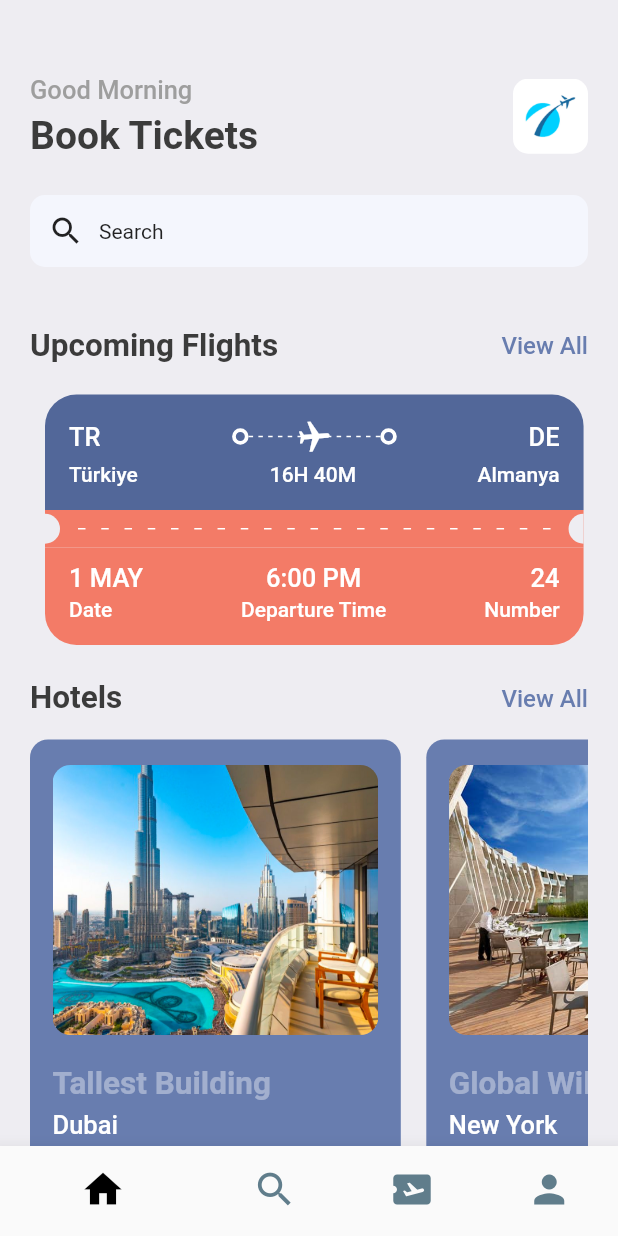
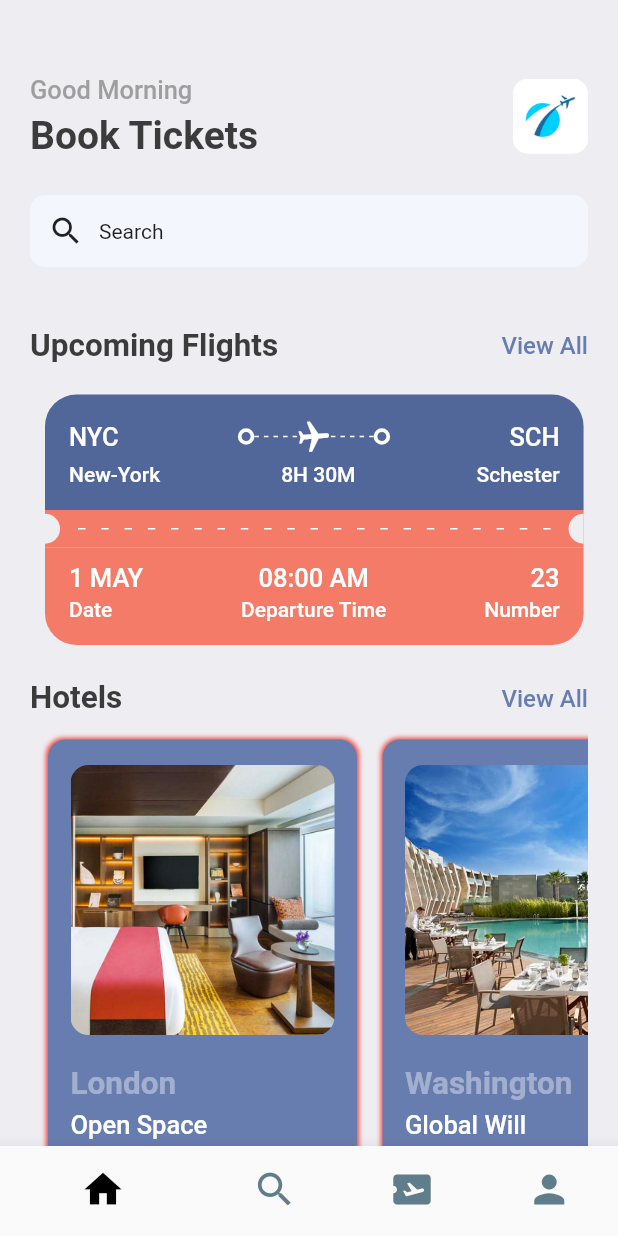
Before and after one commit to swenes/book_ticket_FLUTTER, a Flutter app: the screen it shows after launch, on a phone screen of 412 x 824 dp. Run offline on Flutter 3.47's test engine with Material 2 defaults, Android fonts, the phone set to English and light mode, and no system bars; our stand-ins replace gap, get.

Commit message:
still working on

```diff
--- a/lib/main.dart
+++ b/lib/main.dart
@@ -1,4 +1,4 @@
-import 'package:book_tickets/screens/botoom_bar_view.dart';
+import 'package:book_tickets/widgets/botoom_bar_view.dart';
 import 'package:book_tickets/utilitys/app_styles.dart';
 import 'package:flutter/material.dart';
 
--- a/lib/screens/home_screen.dart
+++ b/lib/screens/home_screen.dart
@@ -1,5 +1,7 @@
 // ignore_for_file: camel_case_types
 
+import 'package:book_tickets/services/hotel_list.dart';
+import 'package:book_tickets/services/ticket_list.dart';
 import 'package:book_tickets/widgets/ticket_view.dart';
 import 'package:book_tickets/utilitys/app_styles.dart';
 import 'package:flutter/gestures.dart';
@@ -36,70 +38,18 @@ class HomeScreen extends StatelessWidget {
                   scrollDirection: Axis.horizontal,
                   child: Expanded(
                     child: Row(
-                      children: const [
-                        TicketView(
-                          departureShortName: 'TR',
-                          departureLongName: 'Türkiye  ',
-                          destinationShortName: 'DE',
-                          destinationLongName: 'Almanya',
-                          flightTimeHours: 16,
-                          flightTimeMinutes: 40,
-                          departureDate: '1 MAY',
-                          departureTime: '6:00 PM',
-                          flightNumber: 24,
-                        ),
-                        TicketView(
-                          departureShortName: 'NYC',
-                          departureLongName: 'New-York',
-                          destinationShortName: 'LND',
-                          destinationLongName: '  London',
-                          flightTimeHours: 8,
-                          flightTimeMinutes: 30,
-                          departureDate: '5 MAY',
-                          departureTime: '08:00 AM',
-                          flightNumber: 24,
-                        ),
-                        TicketView(
-                          departureShortName: 'FR',
-                          departureLongName: 'Fransa      ',
-                          destinationShortName: 'BG',
-                          destinationLongName: 'Bulgaristan',
-                          flightTimeHours: 14,
-                          flightTimeMinutes: 45,
-                          departureDate: ' 7 MAY',
-                          departureTime: '14:00 AM',
-                          flightNumber: 24,
-                        ),
-                      ],
+                      children: ticketList.map((singleTicket) => TicketView(ticket: singleTicket)).toList(),
                     ),
                   ),
                 ),
                 const CategorieBarView(title: 'Hotels'),
                 const Gap(10),
                 SingleChildScrollView(
+                  padding: const EdgeInsets.only(left: 12),
                   dragStartBehavior: DragStartBehavior.start,
                   scrollDirection: Axis.horizontal,
                   child: Row(
-                    children: const [
-                      HotelView(
-                        title: 'Tallest Building',
-                        path: 'assets/images/three.png',
-                        place: 'Dubai',
-                        price: 68,
-                      ),
-                      HotelView(
-                        title: 'Global Will',
-                        path: 'assets/images/two.png',
-                        place: 'New York',
-                        price: 45,
-                      ),
-                      HotelView(
-                        title: 'Open Space',
-                        path: 'assets/images/one.png',
-                        place: 'London',
-                        price: 25,
-                      ),
-                    ],
+                    children: hotelList.map((e) => HotelView(hotel: e)).toList(),
                   ),
                 ),
               ],
--- /dev/null
+++ b/lib/screens/search_screen.dart
@@ -0,0 +1,21 @@
+import 'package:book_tickets/utilitys/app_styles.dart';
+import 'package:flutter/material.dart';
+
+class SearchScreen extends StatelessWidget {
+  const SearchScreen({super.key});
+
+  @override
+  Widget build(BuildContext context) {
+    return SafeArea(
+      child: Scaffold(
+        body: Padding(
+          padding: const EdgeInsets.only(top: 50.0, left: 25.0),
+          child: Text(
+            'What are\nyou looking for?',
+            style: Styles.headLineStyle4.copyWith(fontSize: 45, color: Colors.black, fontWeight: FontWeight.w500),
+          ),
+        ),
+      ),
+    );
+  }
+}
--- /dev/null
+++ b/lib/services/hotel_list.dart
@@ -0,0 +1,5 @@
+List<Map<String, dynamic>> hotelList = [
+  {'image': 'one.png', 'place': 'Open Space', 'destination': 'London', 'price': 25},
+  {'image': 'two.png', 'place': 'Global Will', 'destination': 'Washington', 'price': 40},
+  {'image': 'three.png', 'place': 'Tallest Building', 'destination': 'Dubai', 'price': 68},
+];
--- /dev/null
+++ b/lib/services/ticket_list.dart
@@ -0,0 +1,20 @@
+List<Map<String, dynamic>> ticketList = [
+  {
+    'from': {'code': "NYC", 'name': "New-York"},
+    'to': {'code': "SCH", 'name': "Schester"},
+    'flight_time_hours': 8,
+    'flight_time_minutes': 30,
+    'date': "1 MAY",
+    'departure_time': "08:00 AM",
+    "number": 23
+  },
+  {
+    'from': {'code': "HL", 'name': "Hersaelo"},
+    'to': {'code': "SH", 'name': "Shanghai"},
+    'flight_time_hours': 10,
+    'flight_time_minutes': 45,
+    'date': "10 MAY",
+    'departure_time': "09:00 AM",
+    "number": 45
+  },
+];
--- a/lib/utilitys/app_layout.dart
+++ b/lib/utilitys/app_layout.dart
@@ -1,7 +1,26 @@
 import 'package:flutter/material.dart';
+import 'package:get/get.dart';
 
 class AppLayout {
   static getSize(BuildContext context) {
     return MediaQuery.of(context).size;
   }
+
+  static getScreenHeight() {
+    return Get.height;
+  }
+
+  static getScreenWidth() {
+    return Get.width;
+  }
+
+  static getHeight(double pixels) {
+    double x = getScreenHeight() / pixels;
+    return getScreenHeight() / x;
+  }
+
+  static getWidth(double pixels) {
+    double x = getScreenWidth() / pixels;
+    return getScreenWidth() / x;
+  }
 }
--- a/lib/utilitys/app_styles.dart
+++ b/lib/utilitys/app_styles.dart
@@ -8,6 +8,8 @@ class Styles {
   static Color primaryColor = primary;
   static Color textColor = const Color(0XFF3B3B3B);
   static Color bgColor = const Color(0XFFEEEDF2);
+  static Color kakiColor = const Color(0xffd2bdb6);
+
   static TextStyle textStyle = TextStyle(fontSize: 16, color: textColor, fontWeight: FontWeight.w500);
   static TextStyle headLineStyle1 = TextStyle(fontSize: 26, color: textColor, fontWeight: FontWeight.bold);
   static TextStyle headLineStyle2 = TextStyle(fontSize: 21, color: textColor, fontWeight: FontWeight.bold);
--- a/lib/screens/botoom_bar_view.dart
+++ b/lib/widgets/botoom_bar_view.dart
@@ -1,4 +1,5 @@
 import 'package:book_tickets/screens/home_screen.dart';
+import 'package:book_tickets/screens/search_screen.dart';
 import 'package:flutter/material.dart';
 
 class BottomBarView extends StatefulWidget {
@@ -13,7 +14,7 @@ class _BottomBarViewState extends State<BottomBarView> {
 
   static final List<Widget> _widgetOptions = <Widget>[
     const HomeScreen(),
-    const Text("Search"),
+    const SearchScreen(),
     const Text("Tickets"),
     const Text("Profile"),
   ];
--- a/lib/widgets/hotels_view.dart
+++ b/lib/widgets/hotels_view.dart
@@ -3,49 +3,64 @@ import 'package:book_tickets/utilitys/app_styles.dart';
 import 'package:flutter/material.dart';
 import 'package:gap/gap.dart';
 
+// ignore: must_be_immutable
 class HotelView extends StatelessWidget {
-  const HotelView({Key? key, required this.path, required this.title, required this.place, required this.price})
-      : super(key: key);
-  final String path;
-  final String title;
-  final String place;
-  final int price;
+  final Map<String, dynamic> hotel;
+  HotelView({Key? key, required this.hotel}) : super(key: key);
+  String? path;
+  String? title;
+  String? place;
+  int? price;
 
   @override
   Widget build(BuildContext context) {
+    path = "assets/images/${hotel['image']}";
+    title = hotel['destination'];
+    place = hotel['place'];
+    price = hotel['price'];
     final size = AppLayout.getSize(context);
     return Container(
         padding: const EdgeInsets.symmetric(horizontal: 15, vertical: 17),
         margin: const EdgeInsets.only(right: 17, top: 5, bottom: 17),
-        decoration: BoxDecoration(color: Styles.primaryColor, borderRadius: BorderRadius.circular(12)),
-        width: size.width * 0.6,
-        height: 350,
+        decoration: BoxDecoration(
+          color: Styles.primaryColor,
+          borderRadius: BorderRadius.circular(12),
+          boxShadow: const [
+            BoxShadow(
+              color: Colors.red,
+              blurRadius: 2,
+              spreadRadius: 1,
+            ),
+          ],
+        ),
+        width: size.width * 0.5,
+        height: AppLayout.getHeight(350),
         child: Column(
           crossAxisAlignment: CrossAxisAlignment.start,
           children: [
             Container(
-              height: 180,
+              height: AppLayout.getHeight(180),
               decoration: BoxDecoration(
-                borderRadius: BorderRadius.circular(12),
+                borderRadius: BorderRadius.circular(AppLayout.getHeight(12)),
                 color: Styles.primaryColor,
                 image: DecorationImage(
                   fit: BoxFit.cover,
-                  image: AssetImage(path),
+                  image: AssetImage(path ?? ''),
                 ),
               ),
             ),
             const Gap(20),
             Text(
-              title,
+              title ?? '',
               style: Styles.headLineStyle2.copyWith(color: Colors.white38),
             ),
             const Gap(5),
             Text(
-              place,
+              place ?? '',
               style: Styles.headLineStyle3.copyWith(color: Colors.white),
             ),
             const Gap(15),
-            Text("$price€/night", style: Styles.headLineStyle1.copyWith(color: Colors.white38)),
+            Text("${price ?? 'hata'}/night", style: Styles.headLineStyle1.copyWith(color: Colors.white38)),
           ],
         ));
   }
--- a/lib/widgets/ticket_view.dart
+++ b/lib/widgets/ticket_view.dart
@@ -3,38 +3,42 @@ import 'package:book_tickets/utilitys/app_styles.dart';
 import 'package:flutter/material.dart';
 import 'package:gap/gap.dart';
 
+// ignore: must_be_immutable
 class TicketView extends StatelessWidget {
-  const TicketView(
-      {Key? key,
-      required this.departureShortName,
-      required this.departureLongName,
-      required this.destinationShortName,
-      required this.destinationLongName,
-      required this.flightTimeHours,
-      required this.flightTimeMinutes,
-      required this.departureDate,
-      required this.departureTime,
-      required this.flightNumber})
-      : super(key: key);
+  final Map<String, dynamic> ticket;
+  TicketView({
+    Key? key,
+    required this.ticket,
+  }) : super(key: key);
 
-  final String departureShortName;
-  final String departureLongName;
-  final String destinationShortName;
-  final String destinationLongName;
-  final int flightTimeHours;
-  final int flightTimeMinutes;
-  final String departureDate;
-  final String departureTime;
-  final int flightNumber;
+  String? departureShortName;
+  String? departureLongName;
+  String? destinationShortName;
+  String? destinationLongName;
+  int? flightTimeHours;
+  int? flightTimeMinutes;
+  String? departureDate;
+  String? departureTime;
+  int? flightNumber;
   @override
   Widget build(BuildContext context) {
+    departureShortName = ticket['from']['code'];
+    departureLongName = ticket['from']['name'];
+    destinationShortName = ticket['to']['code'];
+    destinationLongName = ticket['to']['name'];
+    flightTimeHours = ticket['flight_time_hours'];
+    flightTimeMinutes = ticket['flight_time_minutes'];
+    departureDate = ticket['date'];
+    departureTime = ticket['departure_time'];
+    flightNumber = ticket['number'];
+
     final size = AppLayout.getSize(context);
 
     return SizedBox(
       width: size.width * 0.92,
-      height: 200,
+      height: AppLayout.getHeight(200),
       child: Container(
-        margin: const EdgeInsets.all(10),
+        margin: EdgeInsets.all(AppLayout.getHeight(10)),
         child: Column(
           children: [
             //blue part of ticket
@@ -42,14 +46,16 @@ class TicketView extends StatelessWidget {
               child: Container(
                 decoration: BoxDecoration(
                     color: Styles.blueColor,
-                    borderRadius: const BorderRadius.only(topLeft: Radius.circular(21), topRight: Radius.circular(21))),
-                padding: const EdgeInsets.all(16),
+                    borderRadius: BorderRadius.only(
+                        topLeft: Radius.circular(AppLayout.getHeight(21)),
+                        topRight: Radius.circular(AppLayout.getHeight(21)))),
+                padding: EdgeInsets.all(AppLayout.getHeight(16)),
                 child: Column(
                   children: [
                     Row(
                       children: [
                         Text(
-                          departureShortName,
+                          departureShortName ?? '',
                           style: Styles.headLineStyle3.copyWith(color: Colors.white),
                         ),
                         Expanded(child: Container()),
@@ -57,7 +63,7 @@ class TicketView extends StatelessWidget {
                         Expanded(
                           child: Stack(children: [
                             SizedBox(
-                              height: 24,
+                              height: AppLayout.getHeight(24),
                               child: LayoutBuilder(
                                 builder: (BuildContext context, BoxConstraints constraints) {
                                   return Flex(
@@ -66,10 +72,10 @@ class TicketView extends StatelessWidget {
                                     mainAxisSize: MainAxisSize.max,
                                     children: List.generate(
                                       (constraints.constrainWidth() / 6).floor(),
-                                      (index) => const SizedBox(
-                                        width: 3.0,
-                                        height: 1.0,
-                                        child: DecoratedBox(
+                                      (index) => SizedBox(
+                                        width: AppLayout.getWidth(3),
+                                        height: AppLayout.getHeight(1),
+                                        child: const DecoratedBox(
                                           decoration: BoxDecoration(color: Colors.white),
                                         ),
                                       ),
@@ -91,7 +97,7 @@ class TicketView extends StatelessWidget {
                         const ThickContainer(),
                         Expanded(child: Container()),
                         Text(
-                          destinationShortName,
+                          destinationShortName ?? '',
                           style: Styles.headLineStyle3.copyWith(color: Colors.white),
                         )
                       ],
@@ -100,7 +106,7 @@ class TicketView extends StatelessWidget {
                     Row(
                       children: [
                         Text(
-                          departureLongName,
+                          departureLongName ?? '',
                           style: Styles.headLineStyle4.copyWith(color: Colors.white),
                         ),
                         Expanded(child: Container()),
@@ -109,7 +115,7 @@ class TicketView extends StatelessWidget {
                               style: Styles.headLineStyle4.copyWith(color: Colors.white)),
                         ),
                         Expanded(child: Container()),
-                        Text(destinationLongName, style: Styles.headLineStyle4.copyWith(color: Colors.white)),
+                        Text(destinationLongName ?? '', style: Styles.headLineStyle4.copyWith(color: Colors.white)),
                       ],
                     )
                   ],
@@ -123,22 +129,27 @@ class TicketView extends StatelessWidget {
             Container(
               decoration: BoxDecoration(
                   color: Styles.orangeColor,
-                  borderRadius:
-                      const BorderRadius.only(bottomLeft: Radius.circular(21), bottomRight: Radius.circular(21))),
-              padding: const EdgeInsets.only(left: 16, right: 16, bottom: 16, top: 10),
+                  borderRadius: BorderRadius.only(
+                      bottomLeft: Radius.circular(AppLayout.getHeight(21)),
+                      bottomRight: Radius.circular(AppLayout.getHeight(21)))),
+              padding: EdgeInsets.only(
+                  left: AppLayout.getHeight(16),
+                  right: AppLayout.getHeight(16),
+                  bottom: AppLayout.getHeight(16),
+                  top: AppLayout.getHeight(10)),
               child: Row(
                 mainAxisAlignment: MainAxisAlignment.spaceBetween,
                 children: [
                   Column(
                     crossAxisAlignment: CrossAxisAlignment.start,
                     children: [
-                      Text(departureDate, style: Styles.headLineStyle3.copyWith(color: Colors.white)),
+                      Text(departureDate ?? '', style: Styles.headLineStyle3.copyWith(color: Colors.white)),
                       const Gap(3),
                       Text('Date', style: Styles.headLineStyle4.copyWith(color: Colors.white)),
                     ],
                   ),
                   Column(children: [
-                    Text(departureTime, style: Styles.headLineStyle3.copyWith(color: Colors.white)),
+                    Text(departureTime ?? '', style: Styles.headLineStyle3.copyWith(color: Colors.white)),
                     const Gap(3),
                     Text('Departure Time', style: Styles.headLineStyle4.copyWith(color: Colors.white)),
                   ]),
@@ -169,17 +180,18 @@ class _MiddleBorder extends StatelessWidget {
         child: Row(
           children: [
             SizedBox(
-              height: 20,
-              width: 10,
+              height: AppLayout.getHeight(20),
+              width: AppLayout.getWidth(10),
               child: DecoratedBox(
                   decoration: BoxDecoration(
                       color: Styles.bgColor,
-                      borderRadius:
-                          const BorderRadius.only(topRight: Radius.circular(10), bottomRight: Radius.circular(10)))),
+                      borderRadius: BorderRadius.only(
+                          topRight: Radius.circular(AppLayout.getHeight(10)),
+                          bottomRight: Radius.circular(AppLayout.getHeight(10))))),
             ),
             Expanded(
               child: Padding(
-                padding: const EdgeInsets.all(12.0),
+                padding: EdgeInsets.all(AppLayout.getHeight(12)),
                 child: LayoutBuilder(
                   builder: (BuildContext context, BoxConstraints constraints) {
                     return Flex(
@@ -188,10 +200,10 @@ class _MiddleBorder extends StatelessWidget {
                       mainAxisSize: MainAxisSize.max,
                       children: List.generate(
                         (constraints.constrainWidth() / 15).floor(),
-                        (index) => const SizedBox(
-                          width: 5,
-                          height: 1,
-                          child: DecoratedBox(
+                        (index) => SizedBox(
+                          width: AppLayout.getWidth(5),
+                          height: AppLayout.getHeight(1),
+                          child: const DecoratedBox(
                               decoration: BoxDecoration(
                             color: Colors.white,
                           )),
@@ -203,13 +215,14 @@ class _MiddleBorder extends StatelessWidget {
               ),
             ),
             SizedBox(
-              height: 20,
-              width: 10,
+              height: AppLayout.getHeight(20),
+              width: AppLayout.getHeight(10),
               child: DecoratedBox(
                   decoration: BoxDecoration(
                       color: Styles.bgColor,
-                      borderRadius:
-                          const BorderRadius.only(topLeft: Radius.circular(10), bottomLeft: Radius.circular(10)))),
+                      borderRadius: BorderRadius.only(
+                          topLeft: Radius.circular(AppLayout.getHeight(10)),
+                          bottomLeft: Radius.circular(AppLayout.getHeight(10))))),
             ),
           ],
         ));
@@ -222,10 +235,10 @@ class ThickContainer extends StatelessWidget {
   @override
   Widget build(BuildContext context) {
     return Container(
-      padding: const EdgeInsets.all(3.0),
+      padding: EdgeInsets.all(AppLayout.getHeight(3)),
       decoration: BoxDecoration(
-        borderRadius: BorderRadius.circular(20),
-        border: Border.all(width: 2.5, color: Colors.white),
+        borderRadius: BorderRadius.circular(AppLayout.getHeight(20)),
+        border: Border.all(width: AppLayout.getWidth(2.5), color: Colors.white),
       ),
     );
   }
--- a/pubspec.yaml
+++ b/pubspec.yaml
@@ -36,6 +36,7 @@ dependencies:
   cupertino_icons: ^1.0.2
   fluentui_icons: ^1.0.0
   gap: ^2.0.0
+  get:
 
 dev_dependencies:
   flutter_test:
```
Also changed, not shown: pubspec.lock.
